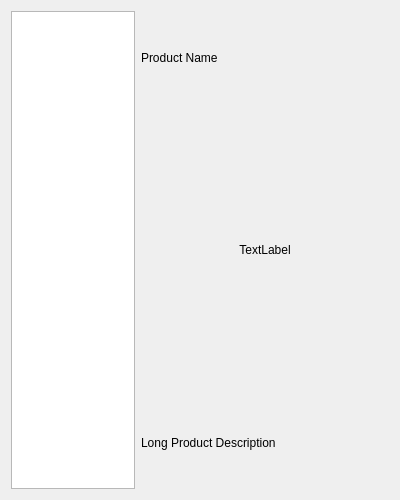
The window that src/modules/packagechooser/page_package.ui (calamares/calamares) describes before a commit, drawn with Qt 5.
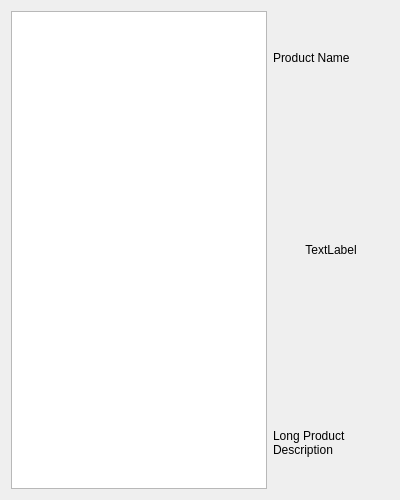
The same window after the commit.

Commit message: [packagechooser] Massage the list view to be narrower

Diff of the .ui file:
```diff
--- a/src/modules/packagechooser/page_package.ui
+++ b/src/modules/packagechooser/page_package.ui
@@ -21,11 +21,11 @@
   </property>
   <layout class="QHBoxLayout" name="horizontalLayout_2">
    <item>
-    <layout class="QHBoxLayout" name="horizontalLayout" stretch="1,2">
+    <layout class="QHBoxLayout" name="horizontalLayout" stretch="1,4">
      <item>
       <widget class="QListView" name="products">
        <property name="sizePolicy">
-        <sizepolicy hsizetype="Expanding" vsizetype="Expanding">
+        <sizepolicy hsizetype="Minimum" vsizetype="Expanding">
          <horstretch>0</horstretch>
          <verstretch>1</verstretch>
         </sizepolicy>
```
The commit also changes 1 other file.
